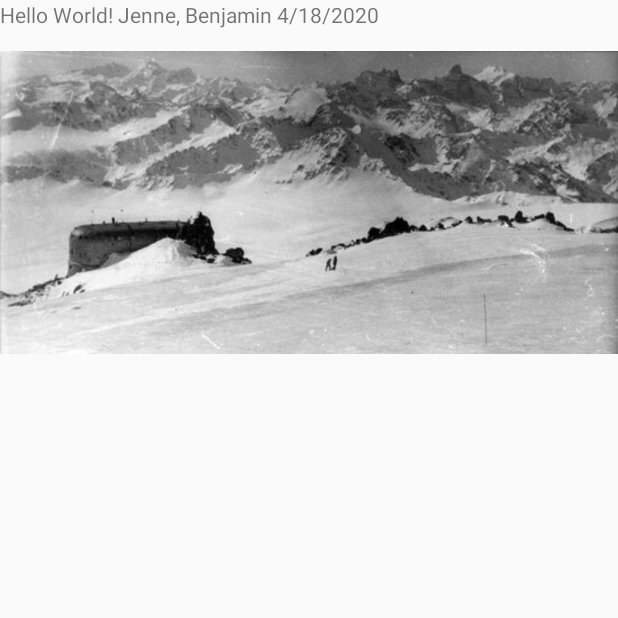
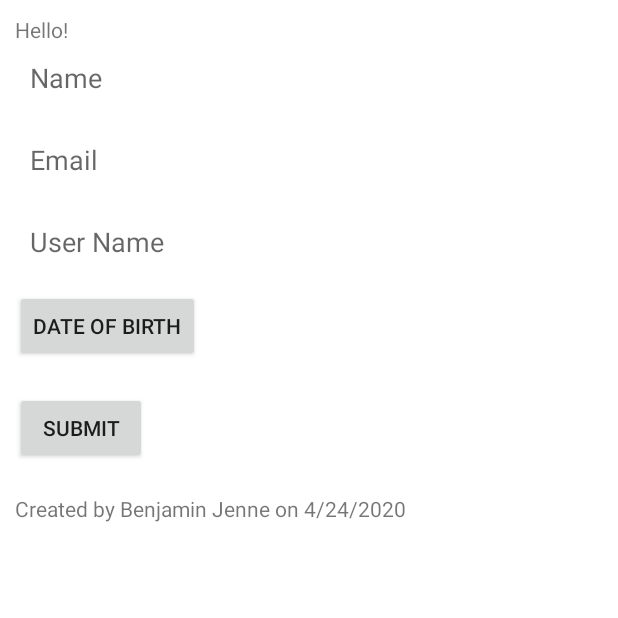
Before and after one commit to Benjamin-Jenne/AD340Assignment, an Android app: the screen it shows after launch (MainActivity), on a phone screen of 412 x 824 dp, the top half of it. Run offline under Robolectric (Android 15) with nearby library versions, the phone set to English and light mode, and no system bars.

Commit message:
text entry and submit button works.

```diff
--- a/app/src/main/java/com/example/helloworld2/MainActivity.java
+++ b/app/src/main/java/com/example/helloworld2/MainActivity.java
@@ -1,5 +1,7 @@
 package com.example.helloworld2;
 
+import android.app.DatePickerDialog;
+import android.content.Intent;
 import android.os.Bundle;
 
 import com.google.android.material.floatingactionbutton.FloatingActionButton;
@@ -8,37 +10,60 @@ import com.google.android.material.snackbar.Snackbar;
 import androidx.appcompat.app.AppCompatActivity;
 import androidx.appcompat.widget.Toolbar;
 
+import android.util.Log;
 import android.view.View;
 import android.view.Menu;
 import android.view.MenuItem;
+import android.widget.Button;
+import android.widget.DatePicker;
+import android.widget.EditText;
 
-public class MainActivity extends AppCompatActivity {
+import java.util.Calendar;
+
+public class MainActivity extends AppCompatActivity implements View.OnClickListener{
+
+    private Button button_dob;
+    private Button button_submit;
+    private EditText input_name;
+    private EditText input_email;
+    private EditText input_username;
+    public static final String input_name_string_var = MainActivity.input_name_string_var;
+    //public String input_email_string;
+    public static final String input_username_string_var = MainActivity.input_username_string_var;
 
     @Override
     protected void onCreate(Bundle savedInstanceState) {
         super.onCreate(savedInstanceState);
         setContentView(R.layout.activity_main);
+
+        button_dob = findViewById(R.id.button_dob);
+        button_submit = findViewById(R.id.button_submit);
+
+        input_name = findViewById(R.id.input_name);
+        input_email = findViewById(R.id.input_email);
+        input_username = findViewById(R.id.input_username);
+
+        button_dob.setOnClickListener(this);
+        button_submit.setOnClickListener(this);
     }
-
     @Override
-    public boolean onCreateOptionsMenu(Menu menu) {
-        // Inflate the menu; this adds items to the action bar if it is present.
-        getMenuInflater().inflate(R.menu.menu_main, menu);
-        return true;
-    }
-
-    @Override
-    public boolean onOptionsItemSelected(MenuItem item) {
-        // Handle action bar item clicks here. The action bar will
-        // automatically handle clicks on the Home/Up button, so long
-        // as you specify a parent activity in AndroidManifest.xml.
-        int id = item.getItemId();
-
-        //noinspection SimplifiableIfStatement
-        if (id == R.id.action_settings) {
-            return true;
+    public void onClick(View v){
+        if(v.getId() == R.id.button_dob){
+            Log.i("Date of birth button", "clicked");
+            DatePickerDialog dpd = new DatePickerDialog(this);
+            dpd.show();
         }
-
-        return super.onOptionsItemSelected(item);
+        if(v.getId() == R.id.button_submit){
+            Log.i("Submit button", "clicked");
+            String input_name_string = input_name.getText().toString();
+            String input_email_string = input_email.getText().toString();
+            String input_username_string = input_username.getText().toString();
+            Log.i("input_name_string:", input_name_string);
+            //Create intent to go to submit activity class
+            Intent submitActivity = new Intent(MainActivity.this, SubmitActivity.class);
+            //Add the name to the intent
+            submitActivity.putExtra(input_username_string_var, input_username_string);
+            startActivity(submitActivity);
+        }
     }
 }
--- a/app/src/main/res/layout/activity_main.xml
+++ b/app/src/main/res/layout/activity_main.xml
@@ -1,9 +1,13 @@
 <?xml version="1.0" encoding="utf-8"?>
-<androidx.coordinatorlayout.widget.CoordinatorLayout xmlns:android="http://schemas.android.com/apk/res/android"
+<LinearLayout
+    xmlns:android="http://schemas.android.com/apk/res/android"
     xmlns:app="http://schemas.android.com/apk/res-auto"
     xmlns:tools="http://schemas.android.com/tools"
     android:layout_width="match_parent"
     android:layout_height="match_parent"
+    android:orientation="vertical"
+    android:padding="10dp"
+    android:background="@android:color/white"
     tools:context=".MainActivity">
 
     <TextView
@@ -12,9 +16,54 @@
         android:text="@string/hello_world"
         android:id="@+id/hello_world"/>
 
-    <ImageView
-        android:layout_width="fill_parent"
+    <EditText
+        android:layout_width="match_parent"
         android:layout_height="wrap_content"
-        android:src="@drawable/example020" />
+        android:id="@+id/input_name"
+        android:hint="Name"
+        android:padding="10dp"
+        android:inputType="textPersonName"
+        android:background="@android:color/white" />
 
-</androidx.coordinatorlayout.widget.CoordinatorLayout>
+    <EditText
+        android:layout_width="match_parent"
+        android:layout_height="wrap_content"
+        android:id="@+id/input_email"
+        android:hint="Email"
+        android:padding="10dp"
+        android:inputType="textEmailAddress"
+        android:layout_marginTop="10dp"
+        android:background="@android:color/white" />
+
+    <EditText
+        android:layout_width="match_parent"
+        android:layout_height="wrap_content"
+        android:id="@+id/input_username"
+        android:hint="User Name"
+        android:padding= "10dp"
+        android:inputType="textPersonName"
+        android:layout_marginTop="10dp"
+        android:background="@android:color/white" />
+
+    <Button
+        android:layout_width="wrap_content"
+        android:layout_height="wrap_content"
+        android:text="Date of Birth"
+        android:layout_marginTop="10dp"
+        android:id="@+id/button_dob"/>
+
+    <Button
+        android:layout_width="wrap_content"
+        android:layout_height="wrap_content"
+        android:layout_marginTop="20dp"
+        android:layout_marginBottom="20dp"
+        android:text="submit"
+        android:id="@+id/button_submit"/>
+
+    <TextView
+        android:id="@+id/author"
+        android:layout_width="wrap_content"
+        android:layout_height="wrap_content"
+        android:text="@string/author" />
+
+</LinearLayout>
--- a/app/src/main/res/values/strings.xml
+++ b/app/src/main/res/values/strings.xml
@@ -6,8 +6,10 @@
     <string name="second_fragment_label">Second Fragment</string>
     <string name="next">Next</string>
     <string name="previous">Previous</string>
-    <string name="hello_world">Hello World! Jenne, Benjamin 4/18/2020</string>
-    <string name="image_description">High altitude hotel on Mt Elbrus</string>
+    <string name="hello_world">Hello!</string>
+    <string name="author">Created by Benjamin Jenne on 4/24/2020</string>
+    <string name="thanks">Thanks for Signing Up &#160;</string>
+    <string name="exclamation">!</string>
 
     <string name="hello_first_fragment">Hello first fragment</string>
     <string name="hello_second_fragment">Hello second fragment. Arg: %1$s</string>
--- a/app/src/main/res/values/styles.xml
+++ b/app/src/main/res/values/styles.xml
@@ -1,7 +1,7 @@
 <resources>
 
     <!-- Base application theme. -->
-    <style name="AppTheme" parent="Theme.AppCompat.Light.DarkActionBar">
+    <style name="AppTheme" parent="Theme.AppCompat.Light.NoActionBar">
         <!-- Customize your theme here. -->
         <item name="colorPrimary">@color/colorPrimary</item>
         <item name="colorPrimaryDark">@color/colorPrimaryDark</item>
```
Also changed, not shown: app/src/main/AndroidManifest.xml (+6 -3 lines), app/src/main/java/com/example/helloworld2/SubmitActivity.java (added, +24 -0 lines), app/src/main/res/layout/activity_submit.xml (added, +18 -0 lines).
